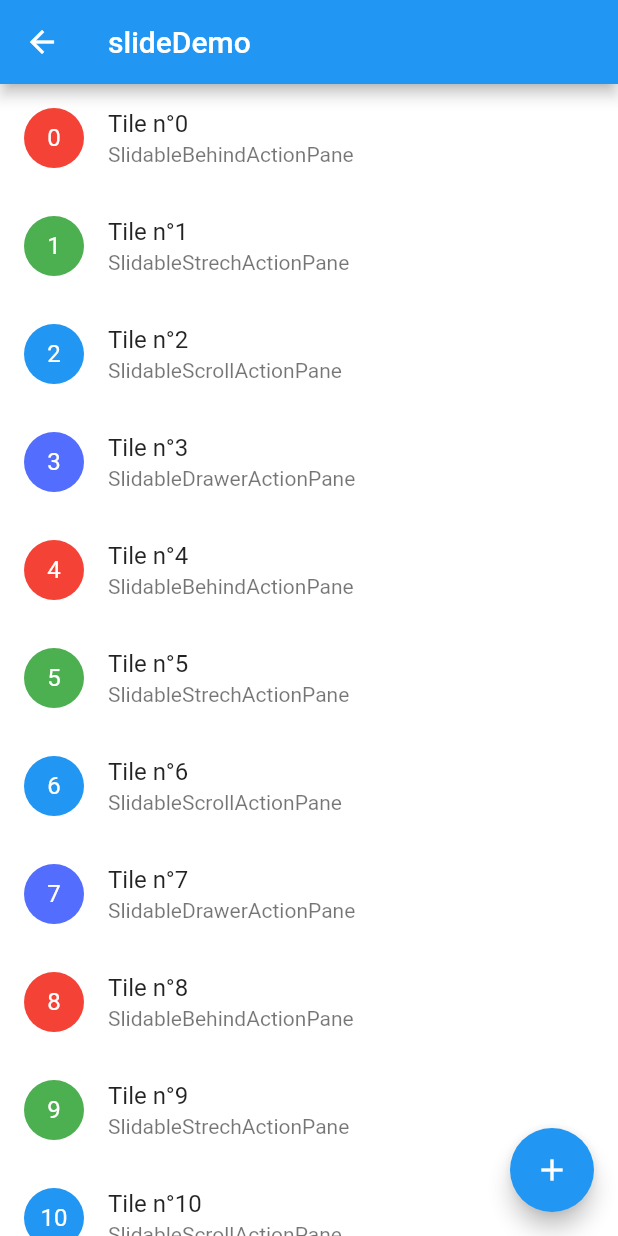
After one commit to kwhuang/Flutter_Demo, a Flutter app: the SlideAbleDemo screen opened directly, on a phone screen of 412 x 824 dp. The commit adds this screen. Run offline on Flutter 3.47's test engine with Material 2 defaults, Android fonts, the phone set to English and light mode, and no system bars; drawn by our look-alikes of flutter_slidable; our stand-ins replace rxdart, shared_preferences, sliding_up_panel; accounts and stored records are empty.

Commit message:
增加flutter_slidable

```diff
--- /dev/null
+++ b/flutter_widget_demo/lib/widget_demo/SlideAbleDemo.dart
@@ -0,0 +1,405 @@
+import 'package:flutter/material.dart';
+import 'package:flutter_slidable/flutter_slidable.dart';
+
+class SlideAbleDemo extends StatefulWidget {
+
+  final String title;
+
+  SlideAbleDemo({Key key,this.title}) : super(key:key);
+
+  @override
+  _SlideAbleDemoState createState() => _SlideAbleDemoState();
+}
+
+class _SlideAbleDemoState extends State<SlideAbleDemo> {
+  SlidableController slidableController;
+  final List<_HomeItem> items = List.generate(
+    20,
+        (i) => _HomeItem(
+      i,
+      'Tile n°$i',
+      _getSubtitle(i),
+      _getAvatarColor(i),
+    ),
+  );
+
+  @protected
+  void initState() {
+    slidableController = SlidableController(
+      onSlideAnimationChanged: handleSlideAnimationChanged,
+      onSlideIsOpenChanged: handleSlideIsOpenChanged,
+    );
+    super.initState();
+  }
+
+  Animation<double> _rotationAnimation;
+  Color _fabColor = Colors.blue;
+
+  void handleSlideAnimationChanged(Animation<double> slideAnimation) {
+    setState(() {
+      _rotationAnimation = slideAnimation;
+    });
+  }
+
+  void handleSlideIsOpenChanged(bool isOpen) {
+    setState(() {
+      _fabColor = isOpen ? Colors.green : Colors.blue;
+    });
+  }
+
+  @override
+  Widget build(BuildContext context) {
+    return Scaffold(
+      appBar: AppBar(
+        title: Text(widget.title),
+      ),
+      body: Center(
+        child: OrientationBuilder(
+          builder: (context, orientation) => _buildList(
+              context,
+              orientation == Orientation.portrait
+                  ? Axis.vertical
+                  : Axis.horizontal),
+        ),
+      ),
+      floatingActionButton: FloatingActionButton(
+        backgroundColor: _fabColor,
+        onPressed: null,
+        child: _rotationAnimation == null
+            ? Icon(Icons.add)
+            : RotationTransition(
+          turns: _rotationAnimation,
+          child: Icon(Icons.add),
+        ),
+      ),
+    );
+  }
+
+  Widget _buildList(BuildContext context, Axis direction) {
+    return ListView.builder(
+      scrollDirection: direction,
+      itemBuilder: (context, index) {
+        final Axis slidableDirection =
+        direction == Axis.horizontal ? Axis.vertical : Axis.horizontal;
+        var item = items[index];
+        if (item.index < 8) {
+          return _getSlidableWithLists(context, index, slidableDirection);
+        } else {
+          return _getSlidableWithDelegates(context, index, slidableDirection);
+        }
+      },
+      itemCount: items.length,
+    );
+  }
+
+  Widget _getSlidableWithLists(
+      BuildContext context, int index, Axis direction) {
+    final _HomeItem item = items[index];
+    //final int t = index;
+    return Slidable(
+      key: Key(item.title),
+      controller: slidableController,
+      direction: direction,
+      dismissal: SlidableDismissal(
+        child: SlidableDrawerDismissal(),
+        onDismissed: (actionType) {
+          _showSnackBar(
+              context,
+              actionType == SlideActionType.primary
+                  ? 'Dismiss Archive'
+                  : 'Dimiss Delete');
+          setState(() {
+            items.removeAt(index);
+          });
+        },
+      ),
+      actionPane: _getActionPane(item.index),
+      actionExtentRatio: 0.25,
+      child: direction == Axis.horizontal
+          ? VerticalListItem(items[index])
+          : HorizontalListItem(items[index]),
+      actions: <Widget>[
+        IconSlideAction(
+          caption: 'Archive',
+          color: Colors.blue,
+          icon: Icons.archive,
+          onTap: () => _showSnackBar(context, 'Archive'),
+        ),
+        IconSlideAction(
+          caption: 'Share',
+          color: Colors.indigo,
+          icon: Icons.share,
+          onTap: () => _showSnackBar(context, 'Share'),
+        ),
+      ],
+      secondaryActions: <Widget>[
+        Container(
+          height: 800,
+          color: Colors.green,
+          child: Text('a'),
+        ),
+        IconSlideAction(
+          caption: 'More',
+          color: Colors.grey.shade200,
+          icon: Icons.more_horiz,
+          onTap: () => _showSnackBar(context, 'More'),
+          closeOnTap: false,
+        ),
+        IconSlideAction(
+          caption: 'Delete',
+          color: Colors.red,
+          icon: Icons.delete,
+          onTap: () => _showSnackBar(context, 'Delete'),
+        ),
+      ],
+    );
+  }
+
+  Widget _getSlidableWithDelegates(
+      BuildContext context, int index, Axis direction) {
+    final _HomeItem item = items[index];
+
+    return Slidable.builder(
+      key: Key(item.title),
+      controller: slidableController,
+      direction: direction,
+      dismissal: SlidableDismissal(
+        child: SlidableDrawerDismissal(),
+        closeOnCanceled: true,
+        onWillDismiss: (item.index != 10)
+            ? null
+            : (actionType) {
+          return showDialog<bool>(
+            context: context,
+            builder: (context) {
+              return AlertDialog(
+                title: Text('Delete'),
+                content: Text('Item will be deleted'),
+                actions: <Widget>[
+                  FlatButton(
+                    child: Text('Cancel'),
+                    onPressed: () => Navigator.of(context).pop(false),
+                  ),
+                  FlatButton(
+                    child: Text('Ok'),
+                    onPressed: () => Navigator.of(context).pop(true),
+                  ),
+                ],
+              );
+            },
+          );
+        },
+        onDismissed: (actionType) {
+          _showSnackBar(
+              context,
+              actionType == SlideActionType.primary
+                  ? 'Dismiss Archive'
+                  : 'Dimiss Delete');
+          setState(() {
+            items.removeAt(index);
+          });
+        },
+      ),
+      actionPane: _getActionPane(item.index),
+      actionExtentRatio: 0.25,
+      child: direction == Axis.horizontal
+          ? VerticalListItem(items[index])
+          : HorizontalListItem(items[index]),
+      actionDelegate: SlideActionBuilderDelegate(
+          actionCount: 2,
+          builder: (context, index, animation, renderingMode) {
+            if (index == 0) {
+              return IconSlideAction(
+                caption: 'Archive',
+                color: renderingMode == SlidableRenderingMode.slide
+                    ? Colors.blue.withOpacity(animation.value)
+                    : (renderingMode == SlidableRenderingMode.dismiss
+                    ? Colors.blue
+                    : Colors.green),
+                icon: Icons.archive,
+                onTap: () async {
+                  var state = Slidable.of(context);
+                  var dismiss = await showDialog<bool>(
+                    context: context,
+                    builder: (context) {
+                      return AlertDialog(
+                        title: Text('Delete'),
+                        content: Text('Item will be deleted'),
+                        actions: <Widget>[
+                          FlatButton(
+                            child: Text('Cancel'),
+                            onPressed: () => Navigator.of(context).pop(false),
+                          ),
+                          FlatButton(
+                            child: Text('Ok'),
+                            onPressed: () => Navigator.of(context).pop(true),
+                          ),
+                        ],
+                      );
+                    },
+                  );
+
+                  if (dismiss) {
+                    state.dismiss();
+                  }
+                },
+              );
+            } else {
+              return IconSlideAction(
+                caption: 'Share',
+                color: renderingMode == SlidableRenderingMode.slide
+                    ? Colors.indigo.withOpacity(animation.value)
+                    : Colors.indigo,
+                icon: Icons.share,
+                onTap: () => _showSnackBar(context, 'Share'),
+              );
+            }
+          }),
+      secondaryActionDelegate: SlideActionBuilderDelegate(
+          actionCount: 2,
+          builder: (context, index, animation, renderingMode) {
+            if (index == 0) {
+              return IconSlideAction(
+                caption: 'More',
+                color: renderingMode == SlidableRenderingMode.slide
+                    ? Colors.grey.shade200.withOpacity(animation.value)
+                    : Colors.grey.shade200,
+                icon: Icons.more_horiz,
+                onTap: () => _showSnackBar(context, 'More'),
+                closeOnTap: false,
+              );
+            } else {
+              return IconSlideAction(
+                caption: 'Delete',
+                color: renderingMode == SlidableRenderingMode.slide
+                    ? Colors.red.withOpacity(animation.value)
+                    : Colors.red,
+                icon: Icons.delete,
+                onTap: () => _showSnackBar(context, 'Delete'),
+              );
+            }
+          }),
+    );
+  }
+
+  static Widget _getActionPane(int index) {
+    switch (index % 4) {
+      case 0:
+        return SlidableBehindActionPane();
+      case 1:
+        return SlidableStrechActionPane();
+      case 2:
+        return SlidableScrollActionPane();
+      case 3:
+        return SlidableDrawerActionPane();
+      default:
+        return null;
+    }
+  }
+
+  static Color _getAvatarColor(int index) {
+    switch (index % 4) {
+      case 0:
+        return Colors.red;
+      case 1:
+        return Colors.green;
+      case 2:
+        return Colors.blue;
+      case 3:
+        return Colors.indigoAccent;
+      default:
+        return null;
+    }
+  }
+
+  static String _getSubtitle(int index) {
+    switch (index % 4) {
+      case 0:
+        return 'SlidableBehindActionPane';
+      case 1:
+        return 'SlidableStrechActionPane';
+      case 2:
+        return 'SlidableScrollActionPane';
+      case 3:
+        return 'SlidableDrawerActionPane';
+      default:
+        return null;
+    }
+  }
+
+  void _showSnackBar(BuildContext context, String text) {
+    Scaffold.of(context).showSnackBar(SnackBar(content: Text(text)));
+  }
+}
+
+class HorizontalListItem extends StatelessWidget {
+  HorizontalListItem(this.item);
+  final _HomeItem item;
+  @override
+  Widget build(BuildContext context) {
+    return Container(
+      color: Colors.white,
+      width: 160.0,
+      child: Column(
+        mainAxisSize: MainAxisSize.max,
+        children: <Widget>[
+          Expanded(
+            child: CircleAvatar(
+              backgroundColor: item.color,
+              child: Text('${item.index}'),
+              foregroundColor: Colors.white,
+            ),
+          ),
+          Expanded(
+            child: Center(
+              child: Text(
+                item.subtitle,
+              ),
+            ),
+          ),
+        ],
+      ),
+    );
+  }
+}
+
+class VerticalListItem extends StatelessWidget {
+  VerticalListItem(this.item);
+  final _HomeItem item;
+
+  @override
+  Widget build(BuildContext context) {
+    return GestureDetector(
+      onTap: () =>
+      Slidable.of(context)?.renderingMode == SlidableRenderingMode.none
+          ? Slidable.of(context)?.open()
+          : Slidable.of(context)?.close(),
+      child: Container(
+        color: Colors.white,
+        child: ListTile(
+          leading: CircleAvatar(
+            backgroundColor: item.color,
+            child: Text('${item.index}'),
+            foregroundColor: Colors.white,
+          ),
+          title: Text(item.title),
+          subtitle: Text(item.subtitle),
+        ),
+      ),
+    );
+  }
+}
+
+class _HomeItem {
+  const _HomeItem(
+      this.index,
+      this.title,
+      this.subtitle,
+      this.color,
+      );
+
+  final int index;
+  final String title;
+  final String subtitle;
+  final Color color;
+}
--- a/flutter_widget_demo/pubspec.yaml
+++ b/flutter_widget_demo/pubspec.yaml
@@ -28,6 +28,8 @@ dependencies:
   url_launcher: ^5.4.10
   # 上下拉抽屉效果
   sliding_up_panel: ^0.3.6
+  #左滑删除
+  flutter_slidable:
 
   #start
   #吐司
```
Also changed, not shown: flutter_widget_demo/lib/main.dart (+7 -1 lines).
